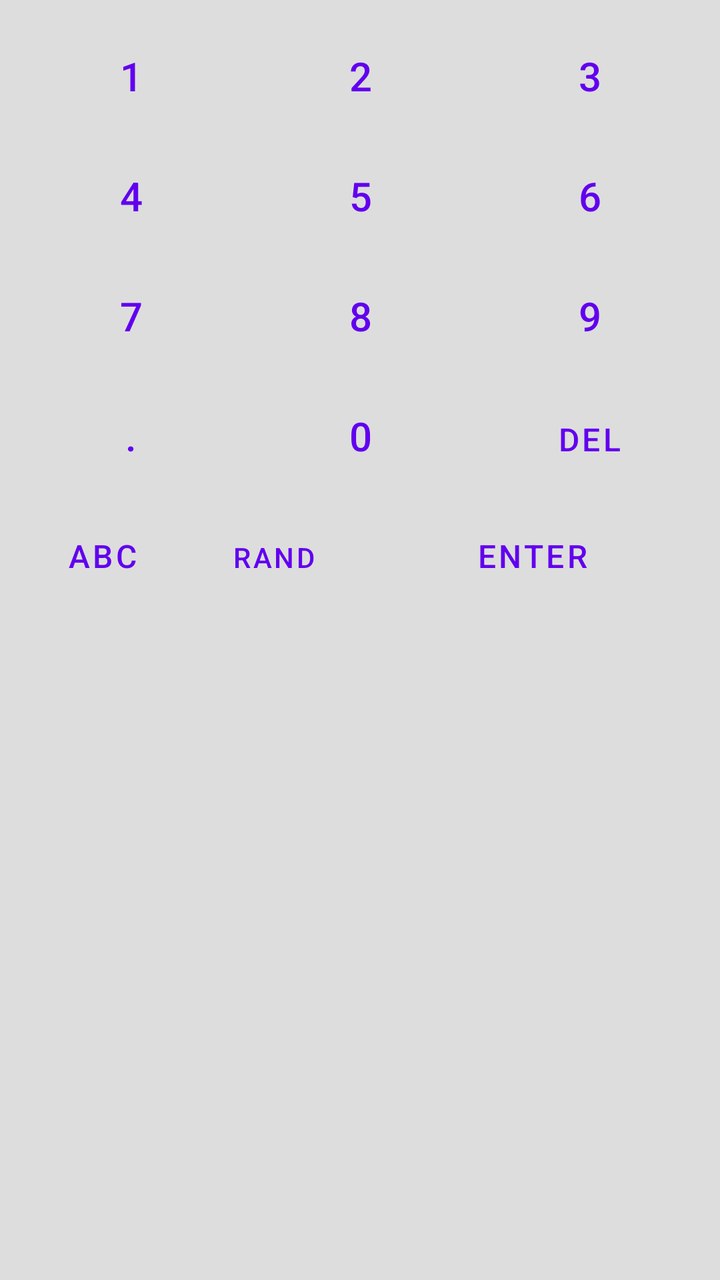
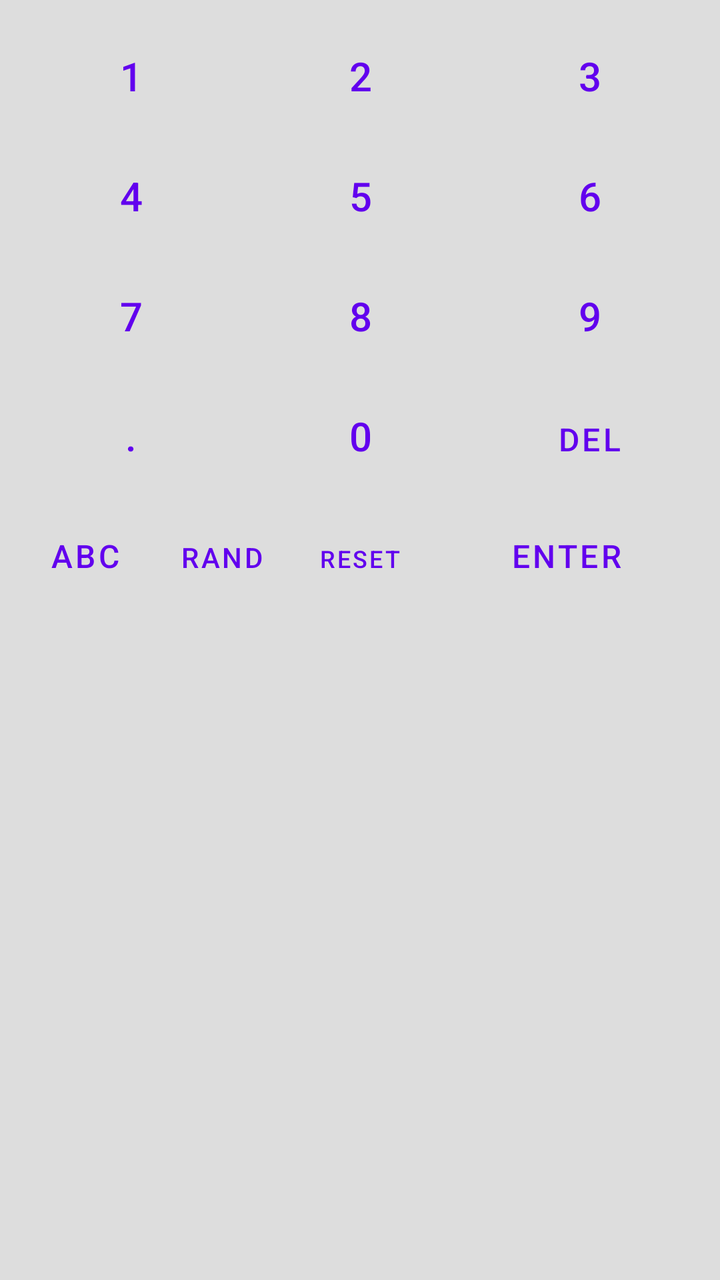

Two renders of the same Android screen: before a commit and after it. Below are the layout's source before the change and the commit's diff.
<!-- AndroidManifest.xml: application theme Theme.Qbot -->
<!-- res/layout/numeric_keyboard_view.xml -->
<?xml version="1.0" encoding="utf-8"?>
<LinearLayout xmlns:android="http://schemas.android.com/apk/res/android"
    android:id="@+id/numeric_keyboard_root"
    android:layout_width="match_parent"
    android:layout_height="wrap_content"
    android:background="#DDDDDD"
    android:orientation="vertical"
    android:padding="8dp">

    <LinearLayout
        android:layout_width="match_parent"
        android:layout_height="wrap_content"
        android:orientation="horizontal">
        <Button style="?android:attr/buttonBarButtonStyle" android:layout_width="0dp" android:layout_height="60dp" android:layout_weight="1" android:text="1" android:textSize="20sp" />
        <Button style="?android:attr/buttonBarButtonStyle" android:layout_width="0dp" android:layout_height="60dp" android:layout_weight="1" android:text="2" android:textSize="20sp" />
        <Button style="?android:attr/buttonBarButtonStyle" android:layout_width="0dp" android:layout_height="60dp" android:layout_weight="1" android:text="3" android:textSize="20sp" />
    </LinearLayout>

    <LinearLayout
        android:layout_width="match_parent"
        android:layout_height="wrap_content"
        android:orientation="horizontal">
        <Button style="?android:attr/buttonBarButtonStyle" android:layout_width="0dp" android:layout_height="60dp" android:layout_weight="1" android:text="4" android:textSize="20sp" />
        <Button style="?android:attr/buttonBarButtonStyle" android:layout_width="0dp" android:layout_height="60dp" android:layout_weight="1" android:text="5" android:textSize="20sp" />
        <Button style="?android:attr/buttonBarButtonStyle" android:layout_width="0dp" android:layout_height="60dp" android:layout_weight="1" android:text="6" android:textSize="20sp" />
    </LinearLayout>

    <LinearLayout
        android:layout_width="match_parent"
        android:layout_height="wrap_content"
        android:orientation="horizontal">
        <Button style="?android:attr/buttonBarButtonStyle" android:layout_width="0dp" android:layout_height="60dp" android:layout_weight="1" android:text="7" android:textSize="20sp" />
        <Button style="?android:attr/buttonBarButtonStyle" android:layout_width="0dp" android:layout_height="60dp" android:layout_weight="1" android:text="8" android:textSize="20sp" />
        <Button style="?android:attr/buttonBarButtonStyle" android:layout_width="0dp" android:layout_height="60dp" android:layout_weight="1" android:text="9" android:textSize="20sp" />
    </LinearLayout>

    <LinearLayout
        android:layout_width="match_parent"
        android:layout_height="wrap_content"
        android:orientation="horizontal">
        <Button style="?android:attr/buttonBarButtonStyle" android:layout_width="0dp" android:layout_height="60dp" android:layout_weight="1" android:text="." android:textSize="20sp" />
        <Button style="?android:attr/buttonBarButtonStyle" android:layout_width="0dp" android:layout_height="60dp" android:layout_weight="1" android:text="0" android:textSize="20sp" />
        <Button style="?android:attr/buttonBarButtonStyle" android:layout_width="0dp" android:layout_height="60dp" android:layout_weight="1" android:text="DEL" android:textSize="16sp" />
    </LinearLayout>

    <LinearLayout
        android:layout_width="match_parent"
        android:layout_height="wrap_content"
        android:orientation="horizontal">
        <Button android:id="@+id/btn_switch_alpha" style="?android:attr/buttonBarButtonStyle" android:layout_width="0dp" android:layout_height="60dp" android:layout_weight="1" android:text="ABC" android:textSize="16sp" />
        <Button android:id="@+id/btn_randomize" style="?android:attr/buttonBarButtonStyle" android:layout_width="0dp" android:layout_height="60dp" android:layout_weight="1" android:text="RAND" android:textSize="14sp" />
        <Button style="?android:attr/buttonBarButtonStyle" android:layout_width="0dp" android:layout_height="60dp" android:layout_weight="2" android:text="ENTER" android:textSize="16sp" />
    </LinearLayout>

    <Space
        android:layout_width="match_parent"
        android:layout_height="20dp" />

</LinearLayout>
<!-- resources referenced by this layout -->
<resources>
  <style name="Theme.Qbot" parent="Theme.MaterialComponents.DayNight.DarkActionBar">
          
          <item name="colorPrimary">@color/purple_500</item>
          <item name="colorPrimaryVariant">@color/purple_700</item>
          <item name="colorOnPrimary">@color/white</item>
          
          <item name="colorSecondary">@color/teal_200</item>
          <item name="colorSecondaryVariant">@color/teal_700</item>
          <item name="colorOnSecondary">@color/black</item>
          
          <item name="android:statusBarColor">?attr/colorPrimaryVariant</item>
          
      </style>
  <color name="purple_500">#FF6200EE</color>
  <color name="purple_700">#FF3700B3</color>
  <color name="white">#FFFFFFFF</color>
  <color name="teal_200">#FF03DAC5</color>
  <color name="teal_700">#FF018786</color>
  <color name="black">#FF000000</color>
</resources>

<!-- the commit's change to res/layout/numeric_keyboard_view.xml (unified diff, before → after) -->
@@ -49,6 +49,7 @@
         android:orientation="horizontal">
         <Button android:id="@+id/btn_switch_alpha" style="?android:attr/buttonBarButtonStyle" android:layout_width="0dp" android:layout_height="60dp" android:layout_weight="1" android:text="ABC" android:textSize="16sp" />
         <Button android:id="@+id/btn_randomize" style="?android:attr/buttonBarButtonStyle" android:layout_width="0dp" android:layout_height="60dp" android:layout_weight="1" android:text="RAND" android:textSize="14sp" />
+        <Button android:id="@+id/btn_reset" style="?android:attr/buttonBarButtonStyle" android:layout_width="0dp" android:layout_height="60dp" android:layout_weight="1" android:text="RESET" android:textSize="12sp" />
         <Button style="?android:attr/buttonBarButtonStyle" android:layout_width="0dp" android:layout_height="60dp" android:layout_weight="2" android:text="ENTER" android:textSize="16sp" />
     </LinearLayout>
 
